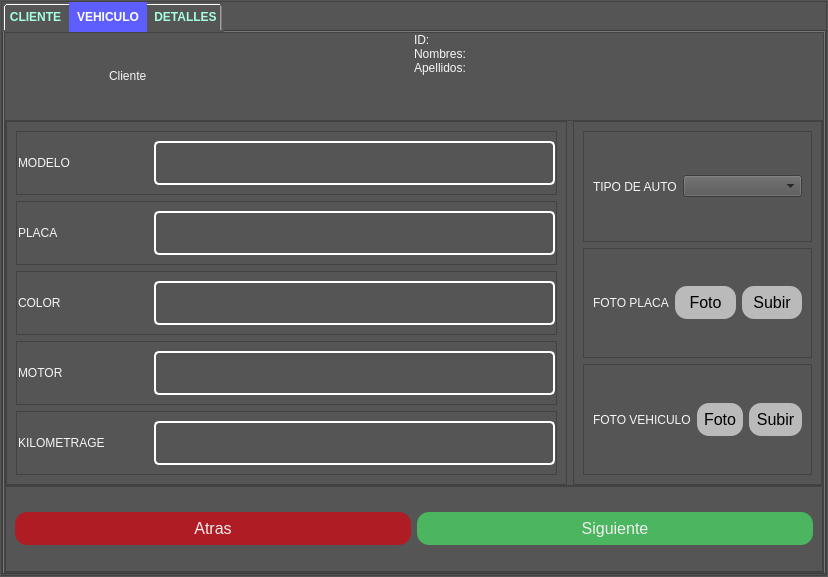
First picture: the form in view/ModalRegistro.ui, repository jhocepSan/deskopCandiaCar, before the edit.
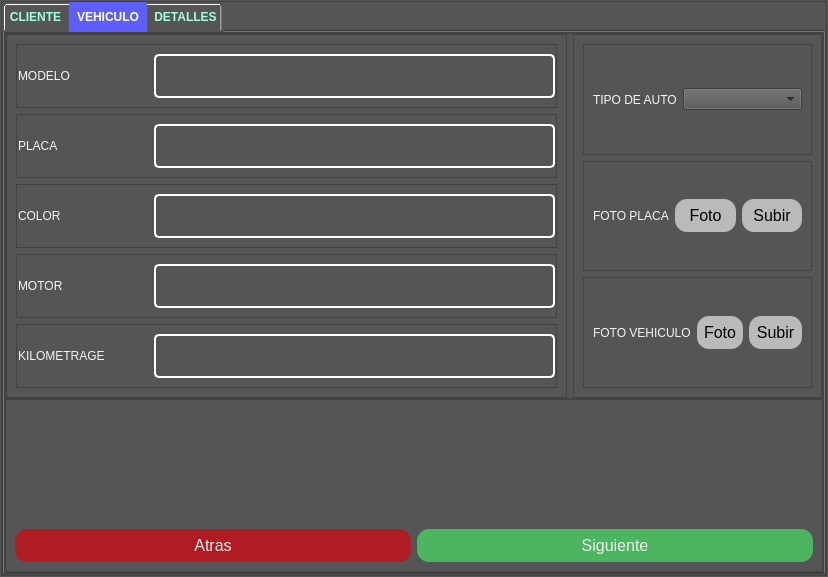
Second picture: the form after the edit. The open tabs and pages were chosen to show the change.

Commit message: integrate persona codigo, manejo de errores

```diff
--- a/view/ModalRegistro.ui
+++ b/view/ModalRegistro.ui
@@ -514,87 +514,6 @@
              <property name="bottomMargin">
               <number>0</number>
              </property>
-             <item>
-              <layout class="QHBoxLayout" name="hL_datos_cliente">
-               <item alignment="Qt::AlignHCenter|Qt::AlignVCenter">
-                <widget class="QLabel" name="lb_cliente">
-                 <property name="minimumSize">
-                  <size>
-                   <width>200</width>
-                   <height>0</height>
-                  </size>
-                 </property>
-                 <property name="maximumSize">
-                  <size>
-                   <width>200</width>
-                   <height>16777215</height>
-                  </size>
-                 </property>
-                 <property name="lineWidth">
-                  <number>1</number>
-                 </property>
-                 <property name="text">
-                  <string>Cliente</string>
-                 </property>
-                 <property name="textFormat">
-                  <enum>Qt::AutoText</enum>
-                 </property>
-                 <property name="scaledContents">
-                  <bool>false</bool>
-                 </property>
-                </widget>
-               </item>
-               <item>
-                <layout class="QFormLayout" name="fL_datos_cliente">
-                 <property name="leftMargin">
-                  <number>0</number>
-                 </property>
-                 <item row="0" column="0">
-                  <widget class="QLabel" name="lb_id_cliente">
-                   <property name="text">
-                    <string>ID:</string>
-                   </property>
-                  </widget>
-                 </item>
-                 <item row="0" column="1">
-                  <widget class="QLabel" name="lb_idPersona_value">
-                   <property name="text">
-                    <string/>
-                   </property>
-                  </widget>
-                 </item>
-                 <item row="1" column="0">
-                  <widget class="QLabel" name="lb_personaNombres">
-                   <property name="text">
-                    <string>Nombres:</string>
-                   </property>
-                  </widget>
-                 </item>
-                 <item row="1" column="1">
-                  <widget class="QLabel" name="lb_personaNombres_value">
-                   <property name="text">
-                    <string/>
-                   </property>
-                  </widget>
-                 </item>
-                 <item row="2" column="0">
-                  <widget class="QLabel" name="lb_personaApellidos">
-                   <property name="text">
-                    <string>Apellidos:</string>
-                   </property>
-                  </widget>
-                 </item>
-                 <item row="2" column="1">
-                  <widget class="QLabel" name="lb_personaApellidos_value">
-                   <property name="text">
-                    <string/>
-                   </property>
-                  </widget>
-                 </item>
-                </layout>
-               </item>
-              </layout>
-             </item>
              <item>
               <widget class="QFrame" name="frame_24">
                <property name="frameShape">
@@ -987,6 +906,12 @@
              </item>
              <item>
               <widget class="QFrame" name="frame_23">
+               <property name="minimumSize">
+                <size>
+                 <width>0</width>
+                 <height>0</height>
+                </size>
+               </property>
                <property name="frameShape">
                 <enum>QFrame::StyledPanel</enum>
                </property>
@@ -994,7 +919,16 @@
                 <enum>QFrame::Raised</enum>
                </property>
                <layout class="QHBoxLayout" name="horizontalLayout_16">
-                <item>
+                <property name="spacing">
+                 <number>6</number>
+                </property>
+                <property name="leftMargin">
+                 <number>9</number>
+                </property>
+                <property name="topMargin">
+                 <number>9</number>
+                </property>
+                <item alignment="Qt::AlignBottom">
                  <widget class="QPushButton" name="btnAtrasVeh">
                   <property name="styleSheet">
                    <string notr="true">QPushButton{
@@ -1012,7 +946,7 @@
                   </property>
                  </widget>
                 </item>
-                <item>
+                <item alignment="Qt::AlignBottom">
                  <widget class="QPushButton" name="btnGuardarVehiculo">
                   <property name="styleSheet">
                    <string notr="true">QPushButton{
```
Left out of the diff: 19 changed lines with no effect on the pictures. The commit also changes 4 other files.
